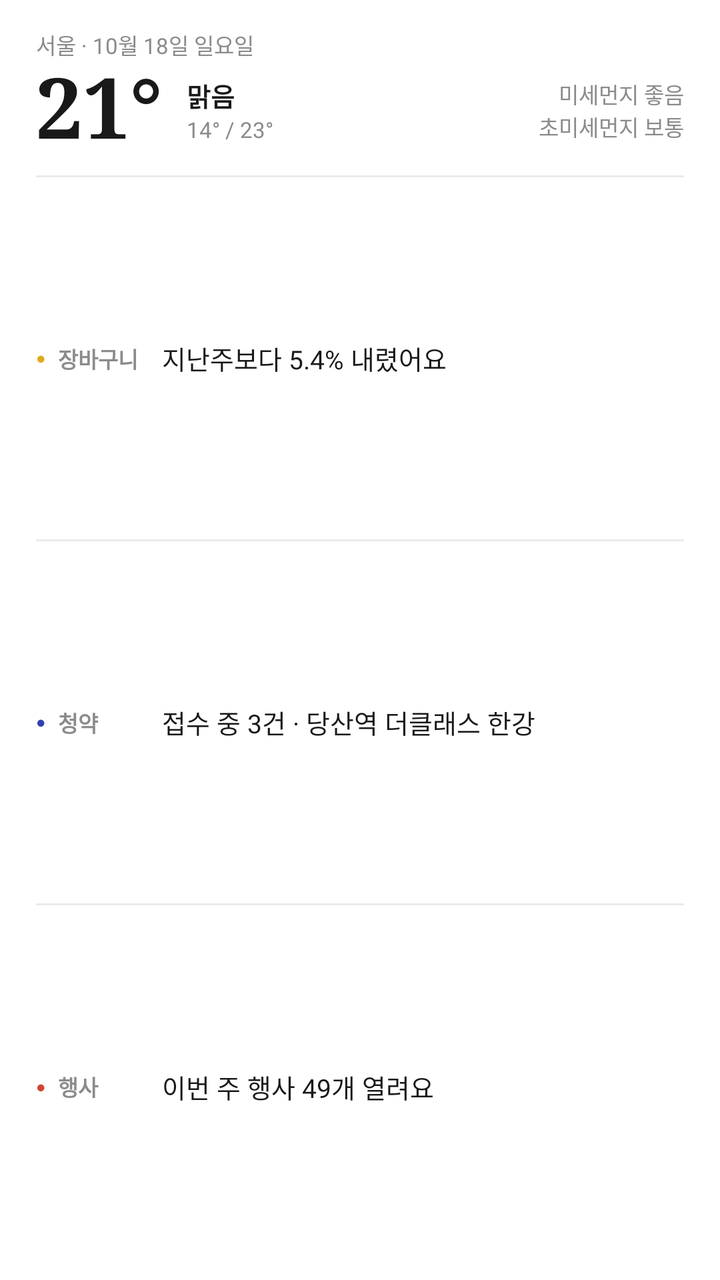
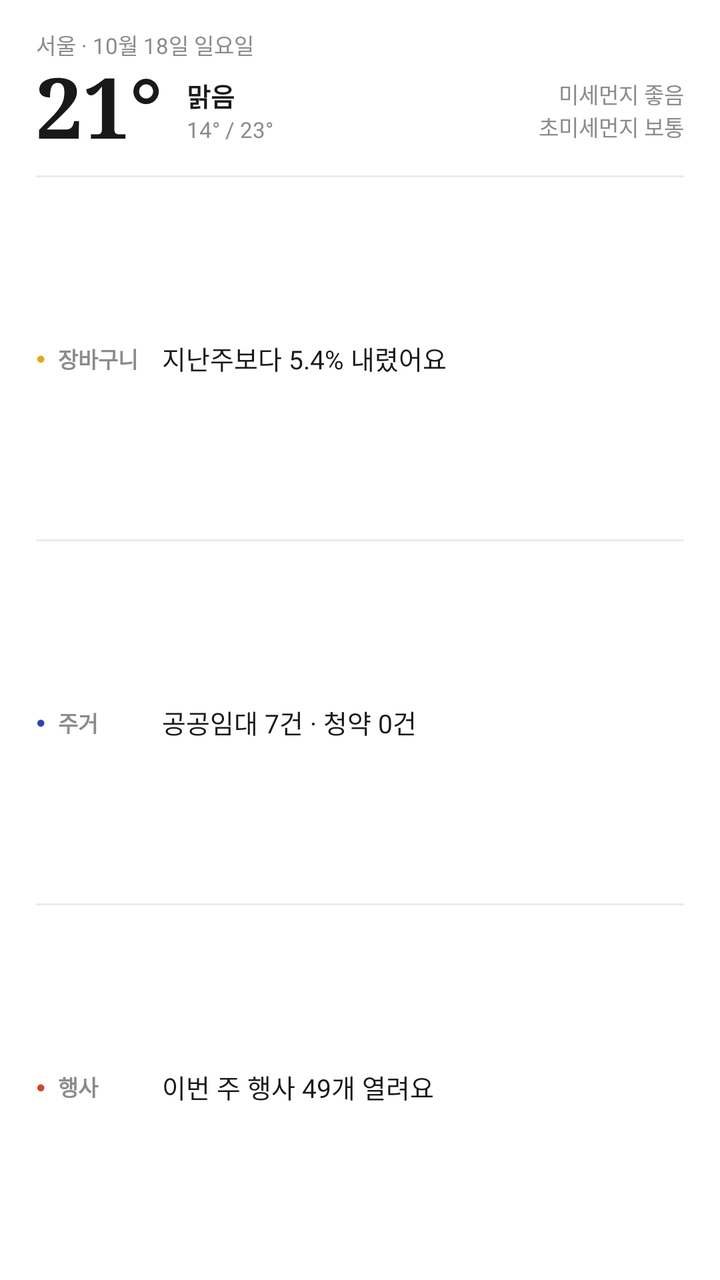

Screens rendered from an Android XML layout before and after an edit, with the pre-edit source and the edit as a unified diff.
<!-- AndroidManifest.xml: fallback theme Theme.MaterialComponents.DayNight.NoActionBar -->
<!-- res/layout/widget_preview_weather.xml -->
<?xml version="1.0" encoding="utf-8"?>
<LinearLayout xmlns:android="http://schemas.android.com/apk/res/android"
    android:id="@+id/widget_root"
    android:layout_width="match_parent"
    android:layout_height="match_parent"
    android:background="@drawable/widget_bg"
    android:orientation="vertical"
    android:paddingStart="18dp"
    android:paddingTop="14dp"
    android:paddingEnd="18dp"
    android:paddingBottom="6dp">

    <LinearLayout
        android:id="@+id/weather_block"
        android:layout_width="match_parent"
        android:layout_height="wrap_content"
        android:orientation="vertical"
        android:paddingBottom="8dp">

        <TextView
            android:id="@+id/w_region"
            android:layout_width="match_parent"
            android:layout_height="wrap_content"
            android:ellipsize="end"
            android:maxLines="1"
            android:text="서울 · 10월 18일 일요일"
            android:textColor="@color/widget_soft"
            android:textSize="11sp" />

        <LinearLayout
            android:layout_width="match_parent"
            android:layout_height="wrap_content"
            android:gravity="center_vertical"
            android:orientation="horizontal">

            <TextView
                android:id="@+id/w_temp"
                android:layout_width="wrap_content"
                android:layout_height="wrap_content"
                android:fontFamily="serif"
                android:includeFontPadding="false"
                android:maxLines="1"
                android:text="21°"
                android:textColor="@color/widget_ink"
                android:textSize="42sp"
                android:textStyle="bold" />

            <LinearLayout
                android:layout_width="0dp"
                android:layout_height="wrap_content"
                android:layout_marginStart="12dp"
                android:layout_weight="1"
                android:orientation="vertical">

                <TextView
                    android:id="@+id/w_cond"
                    android:layout_width="wrap_content"
                    android:layout_height="wrap_content"
                    android:maxLines="1"
                    android:text="맑음"
                    android:textColor="@color/widget_ink"
                    android:textSize="13sp"
                    android:textStyle="bold" />

                <TextView
                    android:id="@+id/w_range"
                    android:layout_width="wrap_content"
                    android:layout_height="wrap_content"
                    android:maxLines="1"
                    android:text="14° / 23°"
                    android:textColor="@color/widget_soft"
                    android:textSize="11sp" />
            </LinearLayout>

            <LinearLayout
                android:layout_width="wrap_content"
                android:layout_height="wrap_content"
                android:gravity="end"
                android:orientation="vertical">

                <TextView
                    android:id="@+id/w_pm10"
                    android:layout_width="wrap_content"
                    android:layout_height="wrap_content"
                    android:maxLines="1"
                    android:text="미세먼지 좋음"
                    android:textColor="@color/widget_soft"
                    android:textSize="11sp" />

                <TextView
                    android:id="@+id/w_pm25"
                    android:layout_width="wrap_content"
                    android:layout_height="wrap_content"
                    android:maxLines="1"
                    android:text="초미세먼지 보통"
                    android:textColor="@color/widget_soft"
                    android:textSize="11sp" />
            </LinearLayout>
        </LinearLayout>
    </LinearLayout>

    <FrameLayout
        android:layout_width="match_parent"
        android:layout_height="1dp"
        android:background="@color/widget_line" />

    <LinearLayout
        android:id="@+id/basket_row"
        android:layout_width="match_parent"
        android:layout_height="0dp"
        android:layout_weight="1"
        android:gravity="center_vertical"
        android:orientation="horizontal">

        <TextView
            android:layout_width="wrap_content"
            android:layout_height="wrap_content"
            android:layout_marginEnd="6dp"
            android:text="●"
            android:textColor="@color/sec_market"
            android:textSize="8sp" />

        <TextView
            android:layout_width="52dp"
            android:layout_height="wrap_content"
            android:maxLines="1"
            android:text="장바구니"
            android:textColor="@color/widget_soft"
            android:textSize="11sp"
            android:textStyle="bold" />

        <TextView
            android:id="@+id/basket_text"
            android:layout_width="0dp"
            android:layout_height="wrap_content"
            android:layout_weight="1"
            android:ellipsize="end"
            android:maxLines="1"
            android:text="지난주보다 5.4% 내렸어요"
            android:textColor="@color/widget_ink"
            android:textSize="13sp" />
    </LinearLayout>

    <FrameLayout
        android:id="@+id/housing_line"
        android:layout_width="match_parent"
        android:layout_height="1dp"
        android:background="@color/widget_line" />

    <LinearLayout
        android:id="@+id/housing_row"
        android:layout_width="match_parent"
        android:layout_height="0dp"
        android:layout_weight="1"
        android:gravity="center_vertical"
        android:orientation="horizontal">

        <TextView
            android:layout_width="wrap_content"
            android:layout_height="wrap_content"
            android:layout_marginEnd="6dp"
            android:text="●"
            android:textColor="@color/sec_money"
            android:textSize="8sp" />

        <TextView
            android:layout_width="52dp"
            android:layout_height="wrap_content"
            android:maxLines="1"
            android:text="청약"
            android:textColor="@color/widget_soft"
            android:textSize="11sp"
            android:textStyle="bold" />

        <TextView
            android:id="@+id/housing_text"
            android:layout_width="0dp"
            android:layout_height="wrap_content"
            android:layout_weight="1"
            android:ellipsize="end"
            android:maxLines="1"
            android:text="접수 중 3건 · 당산역 더클래스 한강"
            android:textColor="@color/widget_ink"
            android:textSize="13sp" />
    </LinearLayout>

    <FrameLayout
        android:id="@+id/culture_line"
        android:layout_width="match_parent"
        android:layout_height="1dp"
        android:background="@color/widget_line" />

    <LinearLayout
        android:id="@+id/culture_row"
        android:layout_width="match_parent"
        android:layout_height="0dp"
        android:layout_weight="1"
        android:gravity="center_vertical"
        android:orientation="horizontal">

        <TextView
            android:layout_width="wrap_content"
            android:layout_height="wrap_content"
            android:layout_marginEnd="6dp"
            android:text="●"
            android:textColor="@color/sec_culture"
            android:textSize="8sp" />

        <TextView
            android:layout_width="52dp"
            android:layout_height="wrap_content"
            android:maxLines="1"
            android:text="행사"
            android:textColor="@color/widget_soft"
            android:textSize="11sp"
            android:textStyle="bold" />

        <TextView
            android:id="@+id/culture_text"
            android:layout_width="0dp"
            android:layout_height="wrap_content"
            android:layout_weight="1"
            android:ellipsize="end"
            android:maxLines="1"
            android:text="이번 주 행사 49개 열려요"
            android:textColor="@color/widget_ink"
            android:textSize="13sp" />
    </LinearLayout>
</LinearLayout>
<!-- resources referenced by this layout -->
<resources>
  <color name="sec_culture">#D0452E</color>
  <color name="sec_market">#E0A81E</color>
  <color name="sec_money">#2F42B0</color>
  <color name="widget_ink">#191919</color>
  <color name="widget_line">#EBEBEB</color>
  <color name="widget_soft">#8B8B8B</color>
  <!-- drawable widget_bg (drawable) -->
  <?xml version="1.0" encoding="utf-8"?>
  <shape xmlns:android="http://schemas.android.com/apk/res/android" android:shape="rectangle">
      <solid android:color="@color/widget_bg" />
      <corners android:radius="22dp" />
  </shape>
  <color name="widget_bg">#FFFFFF</color>
</resources>

<!-- the commit's change to res/layout/widget_preview_weather.xml (unified diff, before → after) -->
@@ -167,7 +167,7 @@
             android:layout_width="52dp"
             android:layout_height="wrap_content"
             android:maxLines="1"
-            android:text="청약"
+            android:text="주거"
             android:textColor="@color/widget_soft"
             android:textSize="11sp"
             android:textStyle="bold" />
@@ -179,7 +179,7 @@
             android:layout_weight="1"
             android:ellipsize="end"
             android:maxLines="1"
-            android:text="접수 중 3건 · 당산역 더클래스 한강"
+            android:text="공공임대 7건 · 청약 0건"
             android:textColor="@color/widget_ink"
             android:textSize="13sp" />
     </LinearLayout>
